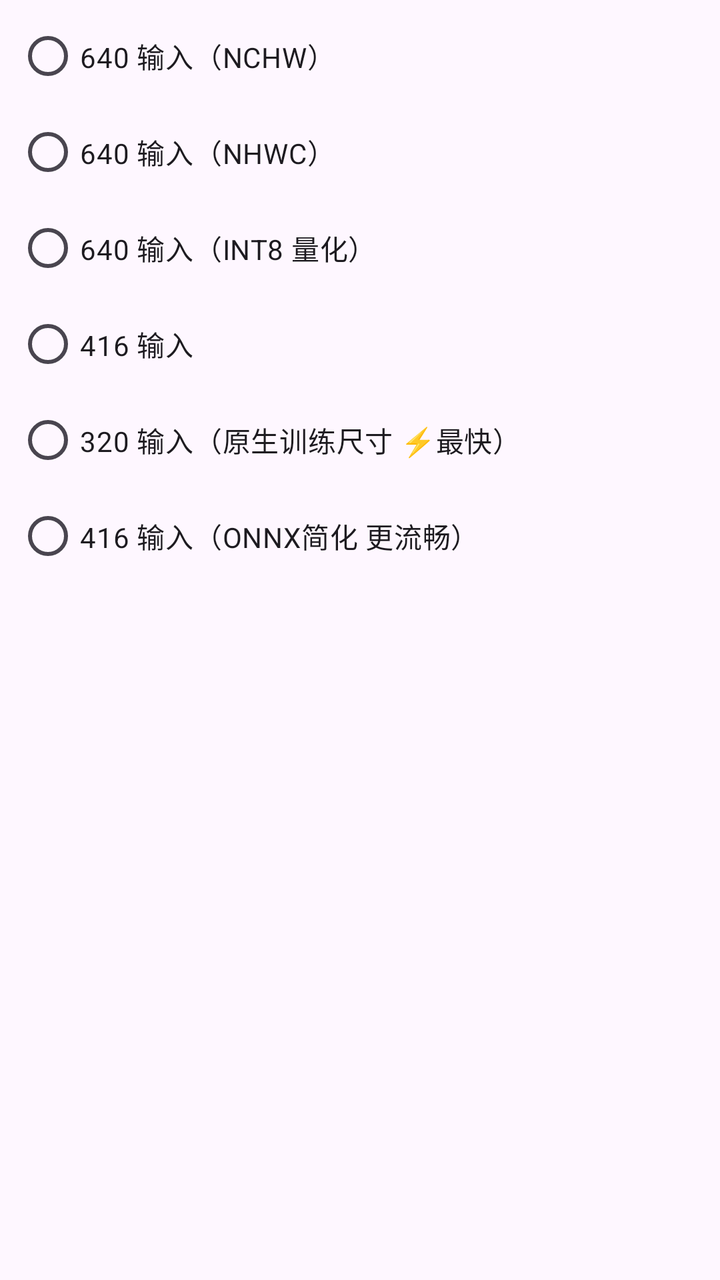
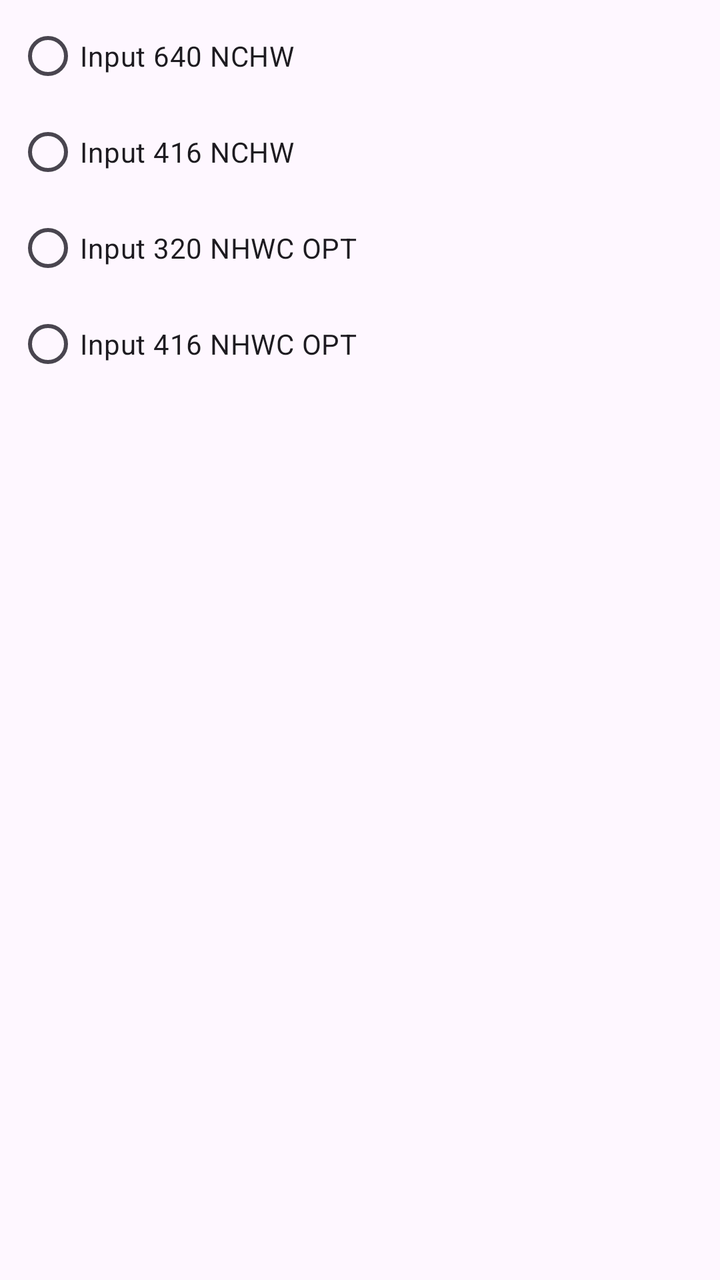

The first picture is an Android layout as it rendered before a commit; the second is the same layout after the commit. The layout source and the unified diff follow.
<!-- AndroidManifest.xml: application theme Theme.FPlus -->
<!-- res/layout/settings_child_model.xml -->
<?xml version="1.0" encoding="utf-8"?>
<RadioGroup xmlns:android="http://schemas.android.com/apk/res/android"
    android:id="@+id/radio_model"
    android:layout_width="match_parent"
    android:layout_height="wrap_content"
    android:orientation="vertical"
    android:paddingStart="8dp"
    android:paddingTop="4dp"
    android:paddingBottom="8dp">

    <RadioButton
        android:id="@+id/radio_model_default"
        android:layout_width="wrap_content"
        android:layout_height="wrap_content"
        android:text="@string/model_default" />

    <RadioButton
        android:id="@+id/radio_model_nhwc"
        android:layout_width="wrap_content"
        android:layout_height="wrap_content"
        android:text="@string/model_nhwc" />

    <RadioButton
        android:id="@+id/radio_model_int8"
        android:layout_width="wrap_content"
        android:layout_height="wrap_content"
        android:text="@string/model_int8" />

    <RadioButton
        android:id="@+id/radio_model_416"
        android:layout_width="wrap_content"
        android:layout_height="wrap_content"
        android:text="@string/model_416" />

    <RadioButton
        android:id="@+id/radio_model_320_opt"
        android:layout_width="wrap_content"
        android:layout_height="wrap_content"
        android:text="@string/model_320_opt" />

    <RadioButton
        android:id="@+id/radio_model_416_opt"
        android:layout_width="wrap_content"
        android:layout_height="wrap_content"
        android:text="@string/model_416_opt" />
</RadioGroup>
<!-- resources referenced by this layout -->
<resources>
  <string name="model_320_opt">320 输入（原生训练尺寸 ⚡最快）</string>
  <string name="model_416">416 输入</string>
  <string name="model_416_opt">416 输入（ONNX简化 更流畅）</string>
  <string name="model_default">640 输入（NCHW）</string>
  <string name="model_int8">640 输入（INT8 量化）</string>
  <string name="model_nhwc">640 输入（NHWC）</string>
  <style name="Theme.FPlus" parent="Base.Theme.FPlus" />
  <style name="Base.Theme.FPlus" parent="Theme.Material3.DayNight.NoActionBar">
          <item name="colorPrimary">@color/accent</item>
      </style>
  <color name="accent">#38BDF8</color>
</resources>

<!-- the commit's change to res/layout/settings_child_model.xml (unified diff, before → after) -->
@@ -13,18 +13,6 @@
         android:layout_width="wrap_content"
         android:layout_height="wrap_content"
         android:text="@string/model_default" />
-
-    <RadioButton
-        android:id="@+id/radio_model_nhwc"
-        android:layout_width="wrap_content"
-        android:layout_height="wrap_content"
-        android:text="@string/model_nhwc" />
-
-    <RadioButton
-        android:id="@+id/radio_model_int8"
-        android:layout_width="wrap_content"
-        android:layout_height="wrap_content"
-        android:text="@string/model_int8" />
 
     <RadioButton
         android:id="@+id/radio_model_416"
<!-- resource entries referenced after the edit -->
@@ -1,11 +1,9 @@
 <!-- resources referenced by this layout -->
 <resources>
-  <string name="model_320_opt">320 输入（原生训练尺寸 ⚡最快）</string>
-  <string name="model_416">416 输入</string>
-  <string name="model_416_opt">416 输入（ONNX简化 更流畅）</string>
-  <string name="model_default">640 输入（NCHW）</string>
-  <string name="model_int8">640 输入（INT8 量化）</string>
-  <string name="model_nhwc">640 输入（NHWC）</string>
+  <string name="model_320_opt">Input 320 NHWC OPT</string>
+  <string name="model_416">Input 416 NCHW</string>
+  <string name="model_416_opt">Input 416 NHWC OPT</string>
+  <string name="model_default">Input 640 NCHW</string>
   <style name="Theme.FPlus" parent="Base.Theme.FPlus" />
   <style name="Base.Theme.FPlus" parent="Theme.Material3.DayNight.NoActionBar">
           <item name="colorPrimary">@color/accent</item>
